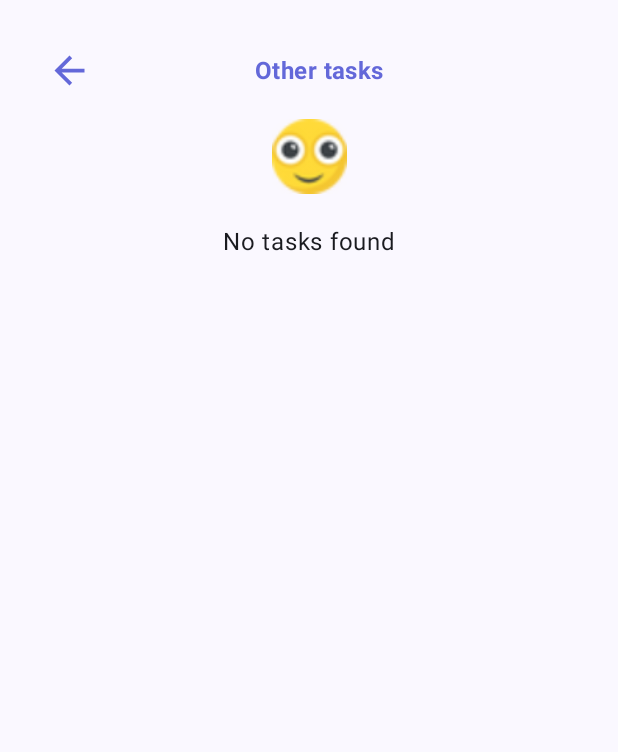
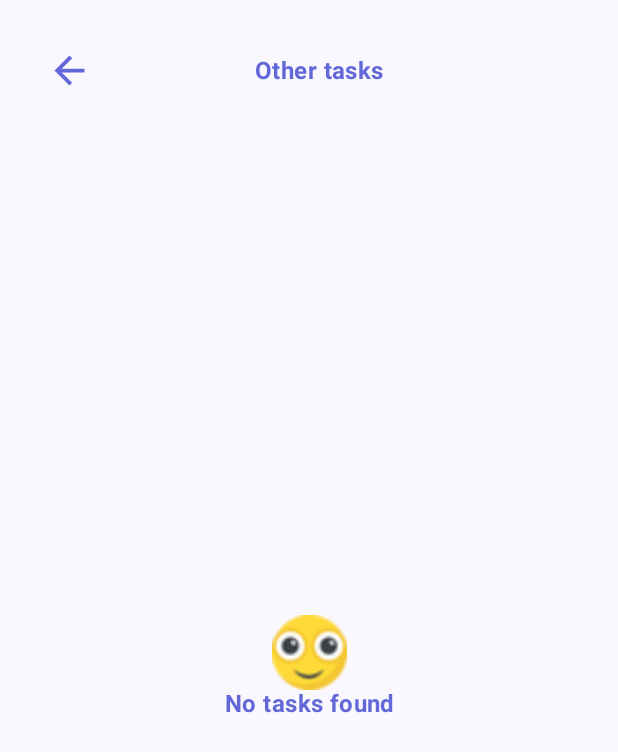
Before and after one commit to Soonha124/TaskManager-Taskify-, an Android app built with Jetpack Compose: the otherCategory screen opened through its navigation route, on a phone screen of 412 x 824 dp. Shown: the top 752 px of the screen. Run offline under Robolectric (Android 15) with nearby library versions, the phone set to English and light mode, and no system bars.

Commit message:
final touch

```diff
--- a/app/build.gradle.kts
+++ b/app/build.gradle.kts
@@ -53,6 +53,7 @@ android {
 
 dependencies {
 
+    implementation("androidx.appcompat:appcompat:1.6.1")
     val lifecycle_version = "2.7.0"
 
     implementation("androidx.core:core-ktx:1.12.0")
@@ -78,5 +79,4 @@ dependencies {
     implementation("androidx.lifecycle:lifecycle-viewmodel-compose:$lifecycle_version")
 
 
-
 }
--- a/app/src/main/AndroidManifest.xml
+++ b/app/src/main/AndroidManifest.xml
@@ -4,6 +4,9 @@
 
     <uses-permission android:name="android.permission.POST_NOTIFICATIONS" />
     <uses-permission android:name="android.permission.SCHEDULE_EXACT_ALARM" />
+    <uses-permission android:name="android.permission.SET_ALARM" />
+    <uses-permission android:name="android.permission.RECEIVE_BOOT_COMPLETED" />
+
 
     <application
         android:allowBackup="true"
--- a/app/src/main/java/com/example/taskify/AlarmReceiver.kt
+++ b/app/src/main/java/com/example/taskify/AlarmReceiver.kt
@@ -2,6 +2,7 @@ package com.example.taskify
 
 import android.app.NotificationChannel
 import android.app.NotificationManager
+import android.app.PendingIntent
 import android.content.BroadcastReceiver
 import android.content.Context
 import android.content.Intent
@@ -32,6 +33,7 @@ class AlarmReceiver : BroadcastReceiver() {
             notificationManager.createNotificationChannel(channel)
         }
 
+
         val notificationBuilder = NotificationCompat.Builder(context, notificationChannelId)
             .setSmallIcon(R.drawable.notification)
             .setContentTitle("Task Reminder")
@@ -39,6 +41,7 @@ class AlarmReceiver : BroadcastReceiver() {
             .setPriority(NotificationCompat.PRIORITY_HIGH)
             .setCategory(NotificationCompat.CATEGORY_REMINDER)
             .setSound(soundUri)
+            .setAutoCancel(true)
             .build()
 
         notificationManager.notify(taskTitle.hashCode(), notificationBuilder)
--- a/app/src/main/java/com/example/taskify/components/AppComponent.kt
+++ b/app/src/main/java/com/example/taskify/components/AppComponent.kt
@@ -389,17 +389,21 @@ fun categories(
                 }
             }
         } else {
-            Column(verticalArrangement = Arrangement.spacedBy(20.dp).also
-            {
-                Alignment.CenterVertically
-            },
+            Column(verticalArrangement = Arrangement.Center,
                 horizontalAlignment = Alignment.CenterHorizontally,
                 modifier = Modifier.fillMaxSize())
             {
                 Image(painter = painterResource(id = R.drawable.no_task),
                     contentDescription = "",
                     Modifier.size(50.dp))
-                Text(text = "No tasks found")
+                Text(text = "No tasks found",
+                    style = TextStyle(
+                        fontSize = 16.sp,
+                        fontWeight = FontWeight(700),
+                        color = Color(0xFF6368D9),
+                        textAlign = TextAlign.Center,
+                        letterSpacing = 0.28.sp,
+                    ))
 
             }
         }
--- a/app/src/main/res/values/themes.xml
+++ b/app/src/main/res/values/themes.xml
@@ -1,5 +1,7 @@
 <?xml version="1.0" encoding="utf-8"?>
 <resources>
 
-    <style name="Theme.Taskify" parent="android:Theme.Material.Light.NoActionBar" />
+<!--    <style name="Theme.Taskify" parent="android:Theme.Material.Light.NoActionBar" />-->
+    <style name="Theme.Taskify" parent="Theme.AppCompat.Light.DarkActionBar">
+    </style>
 </resources>
```
Also changed, not shown: app/src/main/java/com/example/taskify/MainActivity.kt (+37 -5 lines), app/src/main/java/com/example/taskify/createTask.kt (+10 -7 lines).
